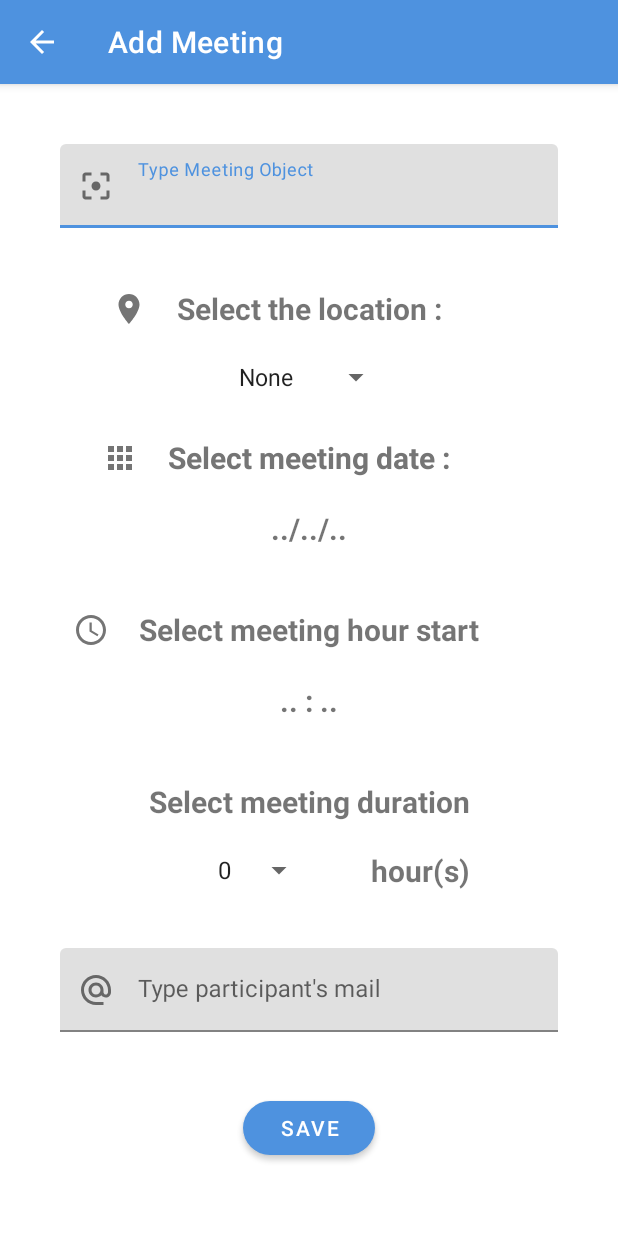
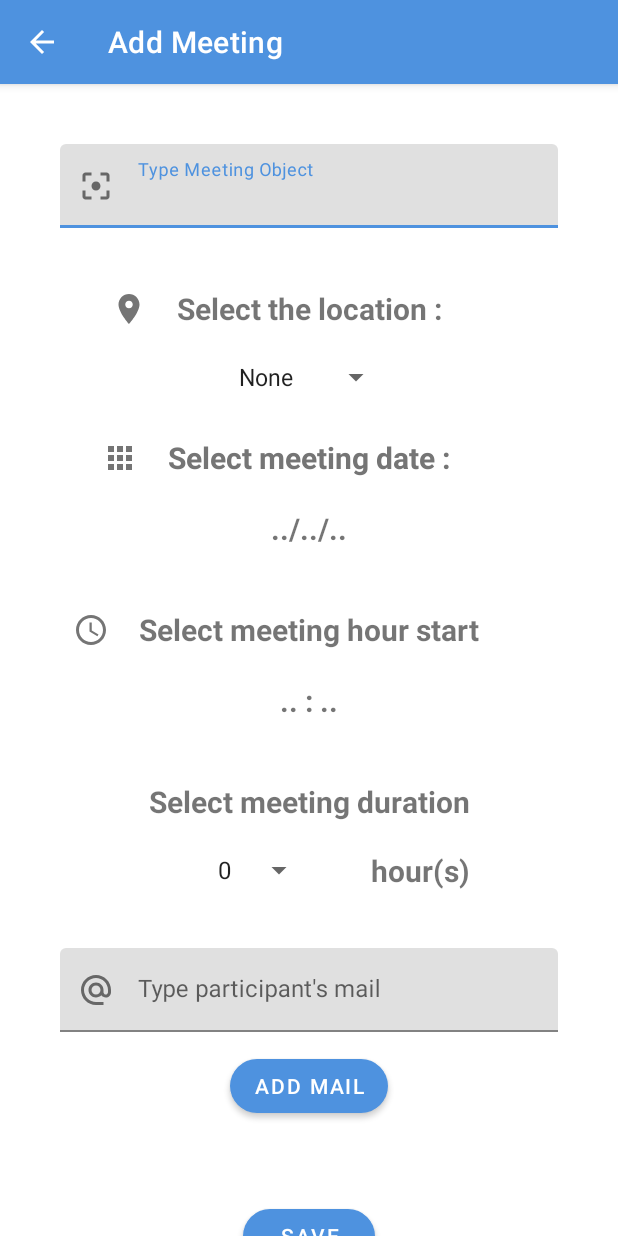
Before and after one commit to Strickle/MaReu, an Android app: the screen it shows after launch (AddMeetingActivity), after a tap on an icon or button, on a phone screen of 412 x 824 dp. Run offline under Robolectric (Android 15) with nearby library versions, the phone set to English and light mode, and no system bars; our stand-ins replace EventBus.

Commit message:
change in model string participant to string[] add chip for mail in AddMeetingActivity change condition for to validate a new meeting

```diff
--- a/app/src/main/java/com/nounapps/mareu/model/Meeting.java
+++ b/app/src/main/java/com/nounapps/mareu/model/Meeting.java
@@ -3,6 +3,7 @@ package com.nounapps.mareu.model;
 
 import android.graphics.Color;
 import java.io.Serializable;
+import java.util.Arrays;
 import java.util.Date;
 import java.util.Random;
 
@@ -10,7 +11,7 @@ import java.util.Random;
  * Model objet representing a Meeting
  */
 public class Meeting implements Serializable {
-    public Meeting(String object, String location, Date startDate, int meetingDuration, String participants) {
+    public Meeting(String object, String location, Date startDate, int meetingDuration, String[] participants) {
         this.id = System.currentTimeMillis();
         this.object = object;
         this.location = location;
@@ -33,16 +34,24 @@ public class Meeting implements Serializable {
     /** date of meeting begin */
     private Date startDate;
 
+    /** date of meeting begin in millis*/
+    private long startDateMillis;
+
+    /** date of meeting finish in millis */
+    private long endDateMillis;
+
     /** date of meeting finish */
     private int meetingDuration;
 
     /** Participant's mail */
-    private String participants;
+    private String[] participants;
+
+    private String allParticipants;
 
     /** Meeting's color */
     private int meetingColor;
 
-    public Meeting(long id, String object, String location, Date startDate, int meetingDuration, String participants) {
+    public Meeting(long id, String object, String location, Date startDate, int meetingDuration, String[] participants) {
         this.id = id;
         this.object = object;
         this.location = location;
@@ -50,12 +59,19 @@ public class Meeting implements Serializable {
         this.meetingDuration = meetingDuration;
         this.participants = participants;
         setRandomColor();
+        setEndDateMillis();
     }
-
-
 
     public long getId() {
         return id;
+    }
+
+    public String[] getParticipants() {
+        return participants;
+    }
+
+    public void setParticipants(String[] participants) {
+        this.participants = participants;
     }
 
     public void setId(long id) {
@@ -90,13 +106,7 @@ public class Meeting implements Serializable {
 
     public void setMeetingDuration(int meetingDuration) { this.meetingDuration = meetingDuration; }
 
-    public String getParticipants() {
-        return participants;
-    }
 
-    public void setParticipants(String participants) {
-        this.participants = participants;
-    }
 
     public int getMeetingColor() {
         return meetingColor;
@@ -111,4 +121,30 @@ public class Meeting implements Serializable {
         int color = Color.argb(255, rnd.nextInt(256), rnd.nextInt(256), rnd.nextInt(256));
         meetingColor = color;
     }
+
+    public String getAllParticipants() {
+        return removeFirstAndLast(allParticipants);
+    }
+
+    public void setEndDateMillis() {
+        long durationMeetingMillis = getMeetingDuration() * 60 * 60 * 1000;
+        Date meetingDateStart = getStartDate();
+        long meetingDateStartMillis = meetingDateStart.getTime();
+        long meetingEndDateMillis = meetingDateStartMillis + durationMeetingMillis;
+        endDateMillis = meetingEndDateMillis;
+        startDateMillis = meetingDateStartMillis;
+    }
+    public long getEndDateMillis() {
+        return endDateMillis;
+    }
+    public long getStartDateMillis() {return startDateMillis; }
+
+    public String removeFirstAndLast(String allParticipants){
+        allParticipants = Arrays.toString(getParticipants());
+        allParticipants = allParticipants.replaceAll("\\[","");
+        allParticipants = allParticipants.replaceAll("\\]","");
+        return allParticipants;
+    }
+
+
 }
--- a/app/src/main/java/com/nounapps/mareu/service/DummyMeetingApiService.java
+++ b/app/src/main/java/com/nounapps/mareu/service/DummyMeetingApiService.java
@@ -1,6 +1,10 @@
 package com.nounapps.mareu.service;
 
+import android.widget.Toast;
+
 import com.nounapps.mareu.model.Meeting;
+import com.nounapps.mareu.ui.meeting_list.AddMeetingActivity;
+import com.nounapps.mareu.ui.meeting_list.MeetingListActivity;
 
 import java.util.ArrayList;
 import java.util.Calendar;
@@ -13,6 +17,8 @@ import java.util.List;
 public class DummyMeetingApiService implements MeetingApiService {
 
     private final List<Meeting> meetings = DummyMeetingGenerator.generateMeetings();
+    private MeetingListActivity mMeetingListActivity;
+    private AddMeetingActivity mAddMeetingActivity;
 
     @Override
     public List<Meeting> getMeetings() {
@@ -47,6 +53,25 @@ public class DummyMeetingApiService implements MeetingApiService {
     @Override
     public void createMeeting(Meeting meeting) {
         meetings.add(meeting);
+
+//        Date meetingDateChecked = meeting.getStartDate();
+//        long meetingDateCheckedMillis = meetingDateChecked.getTime();
+//        int meetingDurationChecked = meeting.getMeetingDuration();
+//        long meetingDurationCheckedMillis = meetingDurationChecked * 60 * 60 * 1000;
+//        long EndFfMeetingCheckedMillis = meetingDateCheckedMillis + meetingDurationCheckedMillis;
+//
+//        for(Meeting mCreated : meetings){
+//
+//            long meetingsStartDateMillis = mCreated.getStartDateMillis();
+////            long meetingsEndDateMillis = mCreated.getEndDateMillis();
+//
+//            if (mCreated.getLocation().contains(meeting.getLocation())  &&
+//                    (meeting.getStartDateMillis()) >= (mCreated.getStartDateMillis()) && <= (mCreated.getEndDateMillis())) &&
+//                    (mCreated.getStartDateMillis() <= EndFfMeetingCheckedMillis) & (EndFfMeetingCheckedMillis <= mCreated.getEndDateMillis())){
+//            }else {
+//                meetings.add(meeting);
+//            }
+//        }
     }
 
 
@@ -66,4 +91,7 @@ public class DummyMeetingApiService implements MeetingApiService {
         }
         return result;
     }
+
+    public void checkDateMeetingNotAlreadyReserved(Meeting meeting) {
+    }
 }
--- a/app/src/main/java/com/nounapps/mareu/service/DummyMeetingGenerator.java
+++ b/app/src/main/java/com/nounapps/mareu/service/DummyMeetingGenerator.java
@@ -7,14 +7,15 @@ import java.util.ArrayList;
 import java.util.Arrays;
 import java.util.Date;
 import java.util.List;
+import java.util.stream.Stream;
 
 
 public abstract class DummyMeetingGenerator {
 
     public static List<Meeting> DUMMY_MEETINGS = Arrays.asList  (
-            new Meeting(1, "Réunion A", "Mario",new Date(1637510400000L),1, "yopyop@blalba.fr, bloubla@blalba.fr"),
-            new Meeting(2, "Réunion B", "Peach",new Date(1637402400000L),2, "hehe@blabla.com, bilibli@plop.com"),
-            new Meeting(3, "Réunion C", "Toad",new Date(1637917200000L),4, "bloo@ffd.com, lolalol@youhou.net")
+            new Meeting(1, "Réunion A", "Mario",new Date(1637510400000L),1, new String[]{"yopyop@blalba.fr", "bloubla@blalba.fr"}),
+            new Meeting(2, "Réunion B", "Peach",new Date(1637402400000L),2, new String[]{"hehe@blabla.com, bilibli@plop.com"}),
+            new Meeting(3, "Réunion C", "Toad",new Date(1637917200000L),4, new String[]{"bloo@ffd.com, lolalol@youhou.net"})
     );
 
     static List<Meeting> generateMeetings() {
--- a/app/src/main/java/com/nounapps/mareu/ui/meeting_list/MeetingListActivity.java
+++ b/app/src/main/java/com/nounapps/mareu/ui/meeting_list/MeetingListActivity.java
@@ -7,7 +7,6 @@ import androidx.recyclerview.widget.DividerItemDecoration;
 import androidx.recyclerview.widget.LinearLayoutManager;
 import androidx.recyclerview.widget.RecyclerView;
 
-import android.annotation.SuppressLint;
 import android.app.DatePickerDialog;
 import android.content.Intent;
 import android.os.Bundle;
@@ -31,18 +30,13 @@ import org.greenrobot.eventbus.Subscribe;
 import java.util.ArrayList;
 import java.util.Calendar;
 import java.util.List;
-import java.util.Objects;
-
 
 public class MeetingListActivity extends AppCompatActivity {
-
 
     private ActivityListMeetingBinding binding;
     private MeetingApiService mMeetingApiService;
     private RecyclerView mRecyclerview;
     private List<Meeting> mMeetings = new ArrayList<>();
-    private DividerItemDecoration mDividerItemDecoration;
-
 
     @Override
     protected void onCreate(Bundle savedInstanceState) {
--- a/app/src/main/java/com/nounapps/mareu/ui/meeting_list/MyListMeetingRecyclerViewAdapter.java
+++ b/app/src/main/java/com/nounapps/mareu/ui/meeting_list/MyListMeetingRecyclerViewAdapter.java
@@ -19,8 +19,10 @@ import org.greenrobot.eventbus.EventBus;
 
 import java.text.DateFormat;
 import java.text.SimpleDateFormat;
+import java.util.Arrays;
 import java.util.Date;
 import java.util.List;
+import java.util.Locale;
 
 public class MyListMeetingRecyclerViewAdapter extends RecyclerView.Adapter<MyListMeetingRecyclerViewAdapter.MyViewHolder>{
 
@@ -87,7 +89,7 @@ public class MyListMeetingRecyclerViewAdapter extends RecyclerView.Adapter<MyLis
             mIVcolorCircle.setColorFilter(meeting.getMeetingColor());
             mTVmeetingDate.setText(meetingTime1);
             mTVmeeting.setText(meeting.getObject()+" - "+meetingTime2+" -> "+meetingDuration+" hour(s) - "+meeting.getLocation());
-            mTVparticipants.setText(meeting.getParticipants());
+            mTVparticipants.setText(meeting.getAllParticipants());
         }
     }
 }
--- /dev/null
+++ b/app/src/main/res/drawable/ic_baseline_close_24.xml
@@ -0,0 +1,5 @@
+<vector android:height="24dp" android:tint="#030202"
+    android:viewportHeight="24" android:viewportWidth="24"
+    android:width="24dp" xmlns:android="http://schemas.android.com/apk/res/android">
+    <path android:fillColor="@android:color/white" android:pathData="M19,6.41L17.59,5 12,10.59 6.41,5 5,6.41 10.59,12 5,17.59 6.41,19 12,13.41 17.59,19 19,17.59 13.41,12z"/>
+</vector>
--- a/app/src/main/res/layout/activity_add_meeting.xml
+++ b/app/src/main/res/layout/activity_add_meeting.xml
@@ -193,7 +193,30 @@
                 android:lines="1"
                 android:maxLines="1"
                 android:singleLine="true" />
+
         </com.google.android.material.textfield.TextInputLayout>
+
+        <com.google.android.material.button.MaterialButton
+            android:id="@+id/mbAddMailButton"
+            style="@style/Widget.MaterialComponents.Button"
+            android:layout_width="wrap_content"
+            android:layout_height="wrap_content"
+            android:layout_marginTop="12dp"
+            android:enabled="false"
+            android:text="Add mail"
+            app:cornerRadius="20dp"
+            app:layout_constraintEnd_toEndOf="parent"
+            app:layout_constraintStart_toStartOf="parent"
+            app:layout_constraintTop_toBottomOf="@+id/tfParticipants" />
+
+        <com.google.android.material.chip.ChipGroup
+            android:id="@+id/cg_mail"
+            android:layout_width="match_parent"
+            android:layout_height="wrap_content"
+            android:layout_marginTop="12dp"
+            app:layout_constraintEnd_toEndOf="parent"
+            app:layout_constraintStart_toStartOf="parent"
+            app:layout_constraintTop_toBottomOf="@+id/mbAddMailButton"/>
 
 
         <com.google.android.material.button.MaterialButton
@@ -207,7 +230,7 @@
             app:cornerRadius="20dp"
             app:layout_constraintEnd_toEndOf="parent"
             app:layout_constraintStart_toStartOf="parent"
-            app:layout_constraintTop_toBottomOf="@+id/tfParticipants" />
+            app:layout_constraintTop_toBottomOf="@+id/cg_mail" />
 
     </androidx.constraintlayout.widget.ConstraintLayout>
 </androidx.core.widget.NestedScrollView>
```
Also changed, not shown: app/src/main/java/com/nounapps/mareu/ui/meeting_list/AddMeetingActivity.java (+86 -34 lines), app/src/main/res/layout/chip_mail_item.xml (added, +13 -0 lines), 1 other file.
